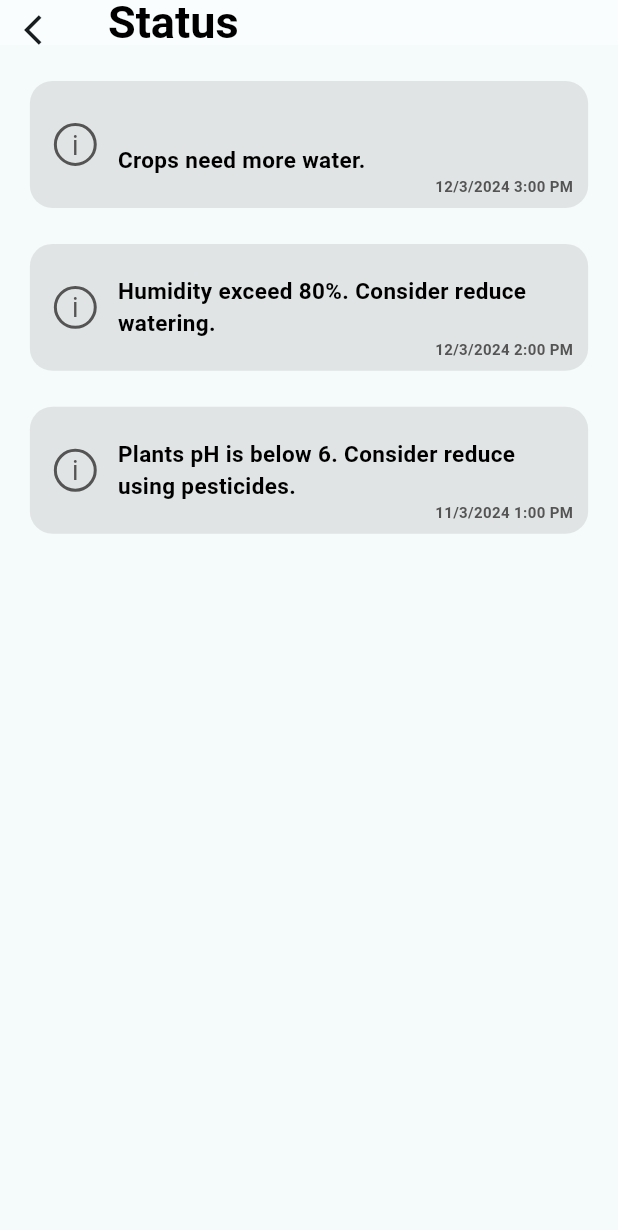
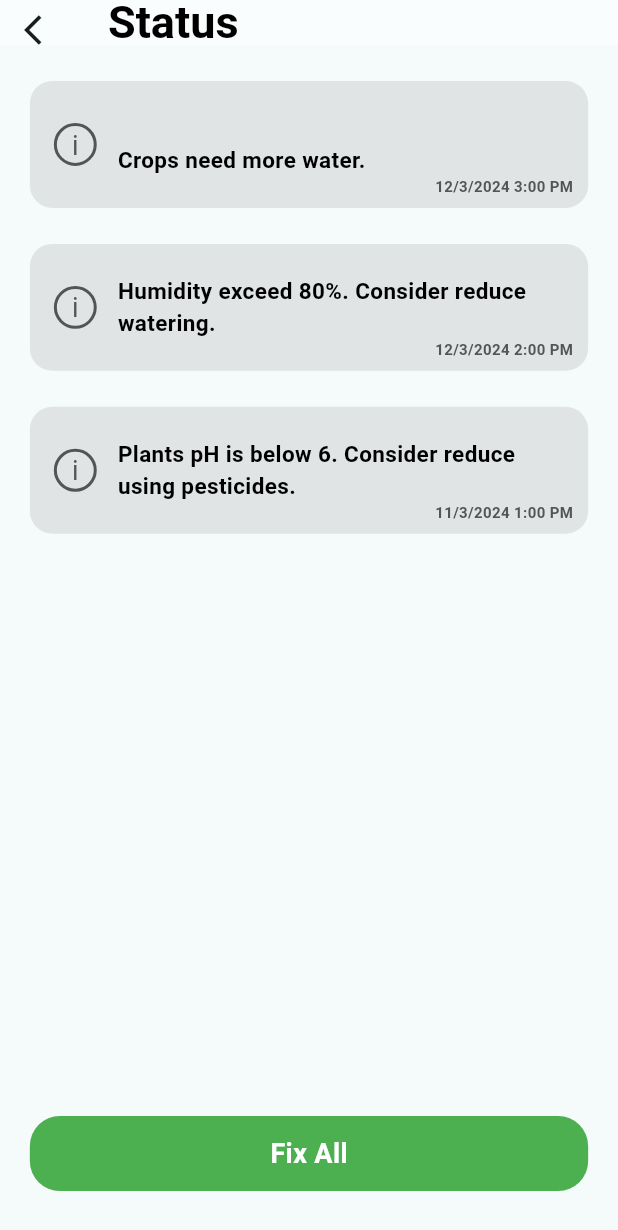
Before and after one commit to aidilaqif/growhub, a Flutter app: the screen it shows after launch, after a tap on an icon or button, on a phone screen of 412 x 824 dp. Shown: the top 1230 px of the screen. Run offline on Flutter 3.47's test engine with Material 3 defaults, Android fonts, the light colour scheme and no system bars.

Commit message:
overflow fix
- overflow pixel is fixed
- adding fix all button for status

```diff
--- a/lib/discover_page.dart
+++ b/lib/discover_page.dart
@@ -1,4 +1,5 @@
 import 'package:flutter/material.dart';
+import 'package:flutter/widgets.dart';
 import 'package:growhub/discover_items.dart';
 import 'package:growhub/discover_items_widget.dart';
 
@@ -97,7 +98,9 @@ class DiscoverPage extends StatelessWidget {
             height: 32,
           ),
           //Discover Items
-          SizedBox(
+          Expanded(
+            flex: 1,
+            child: SizedBox(
               width: 380,
               height: 630,
               child: ListView.builder(
@@ -108,6 +111,7 @@ class DiscoverPage extends StatelessWidget {
                 },
               ),
             ),
+          ),
         ],
       ),
     );
--- a/lib/discover_post_page.dart
+++ b/lib/discover_post_page.dart
@@ -33,11 +33,7 @@ class DiscoverPostPage extends StatelessWidget {
         child: Padding(
           padding: const EdgeInsets.symmetric(vertical: 20.0),
           child: Column(
-
             children: [
-              // const SizedBox(
-              //   height: 10,
-              // ),
               //Discover Page
               SizedBox(
                 width: 372.6,
@@ -67,7 +63,9 @@ class DiscoverPostPage extends StatelessWidget {
               const SizedBox(
                 height: 20,
               ),
-              SizedBox(
+              Expanded(
+                flex: 1,
+                child: SizedBox(
                   height: 500,
                   child: SingleChildScrollView(
                     scrollDirection: Axis.vertical,
@@ -83,6 +81,7 @@ class DiscoverPostPage extends StatelessWidget {
                         ),
                     ),
                   ),
+                ),
               )
             ],
           ),
--- a/lib/home_page.dart
+++ b/lib/home_page.dart
@@ -3,11 +3,20 @@ import 'package:flutter/material.dart';
 
 import 'package:growhub/status_page.dart';
 
-class HomePage extends StatelessWidget {
+class HomePage extends StatefulWidget {
+
   const HomePage({super.key});
 
   @override
+  State<HomePage> createState() => _HomePageState();
+}
+
+class _HomePageState extends State<HomePage> {
+  bool isGood = false;
+
+  @override
   Widget build(BuildContext context) {
+    const durationDays = "28";
     return Scaffold(
       appBar: AppBar(
         toolbarHeight: 30,
@@ -43,9 +52,9 @@ class HomePage extends StatelessWidget {
                   mainAxisAlignment: MainAxisAlignment.center,
                   children: [
                     Text(
-                      "28 Days",
+                      "$durationDays Days",
                       style: TextStyle(
-                        fontSize: 30,
+                        fontSize: 34,
                         color: Colors.black,
                         fontWeight: FontWeight.bold
                       ),
@@ -53,7 +62,7 @@ class HomePage extends StatelessWidget {
                     Text(
                       "Until Harvest",
                       style: TextStyle(
-                        fontSize: 12,
+                        fontSize: 15,
                         color: Colors.black45
                       )
                       )
@@ -114,13 +123,13 @@ class HomePage extends StatelessWidget {
                       ),
                     ),
                   ),
-                  const SizedBox(
+                  SizedBox(
                     width: 60,
                     child: Text(
-                      "Bad",
+                      isGood? "Good":"Bad",
                       style: TextStyle(
                         fontSize: 21,
-                        color: Colors.red,
+                        color: isGood? Colors.green : Colors.red,
                         fontWeight: FontWeight.bold
                       ),
                     ),
--- a/lib/status_page.dart
+++ b/lib/status_page.dart
@@ -30,7 +30,11 @@ class StatusPage extends StatelessWidget {
           ),
           ),
       ),
-      body: Center(
+      body: Column(
+        children: [
+          Expanded(
+            flex: 1,
+            child: Center(
               child: ListView.builder(
                 scrollDirection: Axis.vertical,
                 itemCount: StatusItems.statusItems.length,
@@ -38,6 +42,27 @@ class StatusPage extends StatelessWidget {
                   return StatusItemsWidget(statusItems: StatusItems.statusItems[index]);
                 },
               ),
+            ),
+          ),
+          Container(
+            alignment: Alignment.center,
+            height: 50,
+            width: 372.2,
+            decoration: BoxDecoration(
+              color: Colors.green,
+              borderRadius: BorderRadius.circular(20),
+            ),
+            child: const Text(
+              "Fix All",
+              style: TextStyle(
+                fontSize: 18,
+                color: Colors.white,
+                fontWeight: FontWeight.bold,
+              ),
+              ),
+          ),
+          const SizedBox(height: 30,)
+        ],
       )
     );
   }
```
Also changed, not shown: 1 other file. Lines whose indentation alone changed are shown as unchanged.
